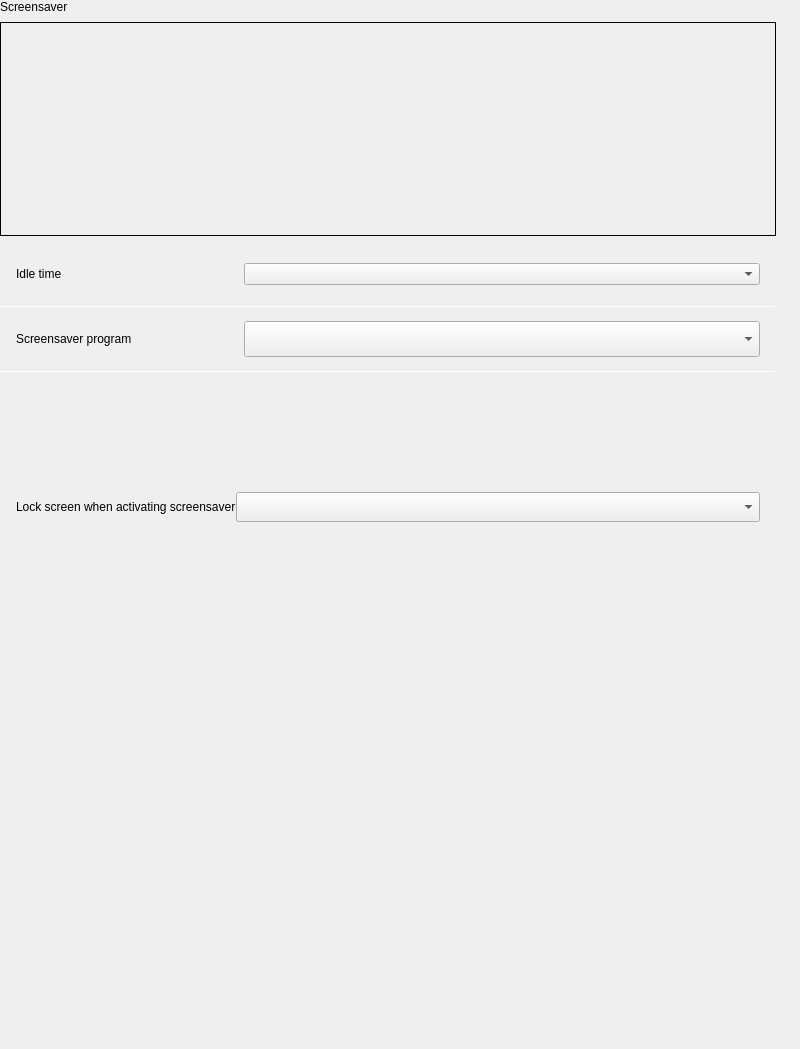
The window that plugins/personalized/screensaver/screensaver.ui (ukui/ukui-control-center) describes before a commit, drawn with Qt 5.
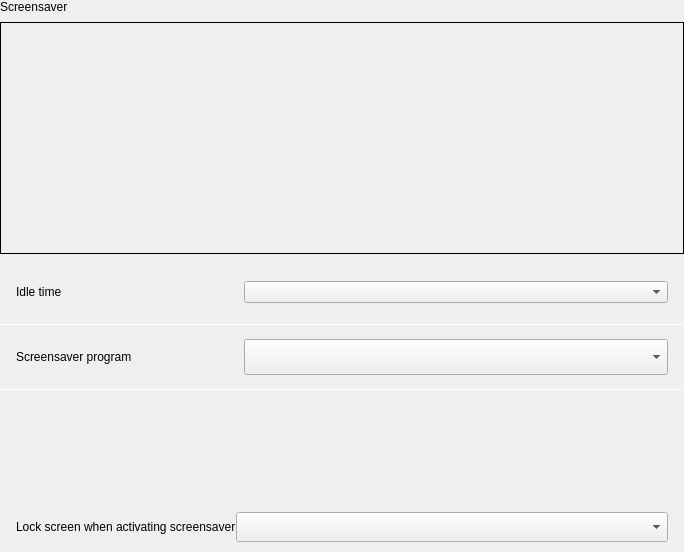
The same window after the commit. Custom widgets are drawn as their Qt base class.

Patch:
```diff
--- a/plugins/personalized/screensaver/screensaver.ui
+++ b/plugins/personalized/screensaver/screensaver.ui
@@ -6,8 +6,8 @@
    <rect>
     <x>0</x>
     <y>0</y>
-    <width>800</width>
-    <height>1049</height>
+    <width>684</width>
+    <height>552</height>
    </rect>
   </property>
   <property name="minimumSize">
@@ -42,10 +42,10 @@
     <number>0</number>
    </property>
    <property name="rightMargin">
-    <number>24</number>
+    <number>0</number>
    </property>
    <property name="bottomMargin">
-    <number>16</number>
+    <number>0</number>
    </property>
    <item>
     <widget class="TitleLabel" name="titleLabel">
@@ -500,22 +500,6 @@
      </layout>
     </widget>
    </item>
-   <item>
-    <spacer name="verticalSpacer_3">
-     <property name="orientation">
-      <enum>Qt::Vertical</enum>
-     </property>
-     <property name="sizeType">
-      <enum>QSizePolicy::Expanding</enum>
-     </property>
-     <property name="sizeHint" stdset="0">
-      <size>
-       <width>20</width>
-       <height>20</height>
-      </size>
-     </property>
-    </spacer>
-   </item>
   </layout>
  </widget>
  <layoutdefault spacing="6" margin="11"/>
@@ -525,17 +509,17 @@
    <extends>QLabel</extends>
    <header>Label/titlelabel.h</header>
   </customwidget>
+  <customwidget>
+   <class>FixLabel</class>
+   <extends>QLabel</extends>
+   <header>Label/fixlabel.h</header>
+  </customwidget>
   <customwidget>
    <class>PreviewWidget</class>
    <extends>QWidget</extends>
    <header>screensaver.h</header>
    <container>1</container>
   </customwidget>
-  <customwidget>
-   <class>FixLabel</class>
-   <extends>QLabel</extends>
-   <header>Label/fixlabel.h</header>
-  </customwidget>
  </customwidgets>
  <resources/>
  <connections/>
```
